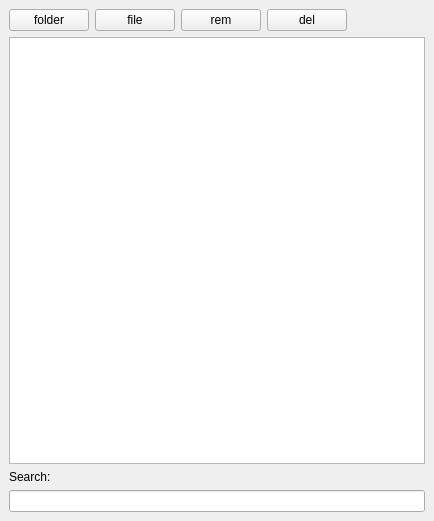
bitterfly/MehPlayer, file lib/gui/listwindow.ui: the form before one commit.
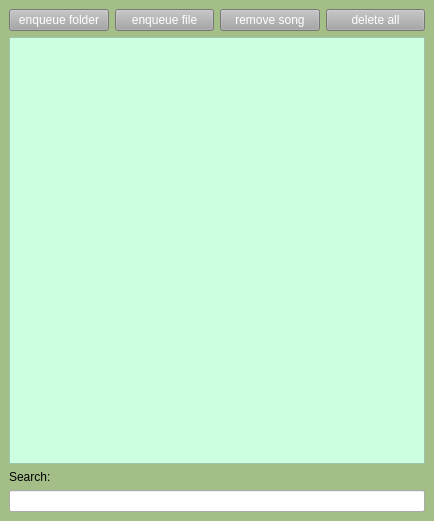
The form after the commit.

Commit message: New pictures and background

What changed in the file:
```diff
--- a/lib/gui/listwindow.ui
+++ b/lib/gui/listwindow.ui
@@ -13,55 +13,76 @@
   <property name="windowTitle">
    <string>MainWindow</string>
   </property>
+  <property name="styleSheet">
+   <string notr="true">background: rgb(163, 190, 135)</string>
+  </property>
+  <property name="tabShape">
+   <enum>QTabWidget::Rounded</enum>
+  </property>
+  <property name="dockNestingEnabled">
+   <bool>false</bool>
+  </property>
   <widget class="QWidget" name="centralwidget">
    <layout class="QVBoxLayout" name="verticalLayout">
     <item>
      <layout class="QHBoxLayout" name="horizontalLayout">
       <item>
        <widget class="QPushButton" name="enqueue_folder">
+        <property name="styleSheet">
+         <string notr="true">font: 9pt &quot;NanumMyeongjo&quot;;
+color: rgb(255,255,255);
+background: rgb(165, 165, 167)</string>
+        </property>
         <property name="text">
-         <string>folder</string>
+         <string>enqueue folder</string>
         </property>
        </widget>
       </item>
       <item>
        <widget class="QPushButton" name="enqueue_file">
+        <property name="styleSheet">
+         <string notr="true">font: 9pt &quot;NanumMyeongjo&quot;;
+color: rgb(255,255,255);
+background: rgb(165, 165, 167)</string>
+        </property>
         <property name="text">
-         <string>file</string>
+         <string>enqueue file</string>
         </property>
        </widget>
       </item>
       <item>
        <widget class="QPushButton" name="remove">
+        <property name="styleSheet">
+         <string notr="true">font: 9pt &quot;NanumMyeongjo&quot;;
+color: rgb(255,255,255);
+background: rgb(165, 165, 167)</string>
+        </property>
         <property name="text">
-         <string>rem</string>
+         <string>remove song</string>
         </property>
        </widget>
       </item>
       <item>
        <widget class="QPushButton" name="delete_all">
+        <property name="styleSheet">
+         <string notr="true">font: 9pt &quot;NanumMyeongjo&quot;;
+color: rgb(255,255,255);
+background: rgb(165, 165, 167)</string>
+        </property>
         <property name="text">
-         <string>del</string>
+         <string>delete all</string>
         </property>
        </widget>
       </item>
-      <item>
-       <spacer name="horizontalSpacer">
-        <property name="orientation">
-         <enum>Qt::Horizontal</enum>
-        </property>
-        <property name="sizeHint" stdset="0">
-         <size>
-          <width>40</width>
-          <height>20</height>
-         </size>
-        </property>
-       </spacer>
-      </item>
      </layout>
     </item>
     <item>
-     <widget class="QListWidget" name="song_list"/>
+     <widget class="QListWidget" name="song_list">
+      <property name="styleSheet">
+       <string notr="true">font: 9pt &quot;NanumMyeongjo&quot;;
+background: rgb(204, 255, 223)</string>
+      </property>
+     </widget>
     </item>
     <item>
      <layout class="QVBoxLayout" name="verticalLayout_2">
@@ -73,7 +94,11 @@
        </widget>
       </item>
       <item>
-       <widget class="QLineEdit" name="search"/>
+       <widget class="QLineEdit" name="search">
+        <property name="styleSheet">
+         <string notr="true">background: none</string>
+        </property>
+       </widget>
       </item>
      </layout>
     </item>
```
The commit also changes 14 other files.
